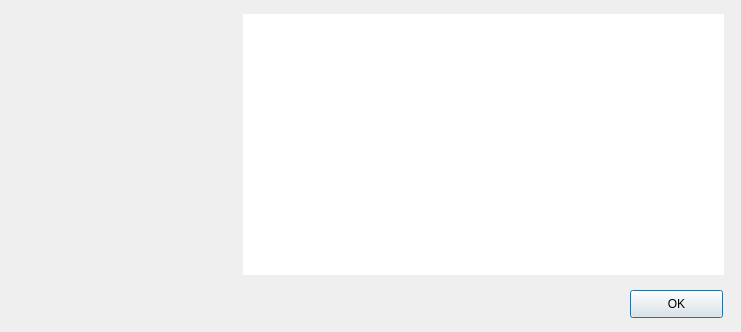
Before: the Qt Designer form helpdialog.ui in orkblutt/MinerLamp, drawn with Qt 5.
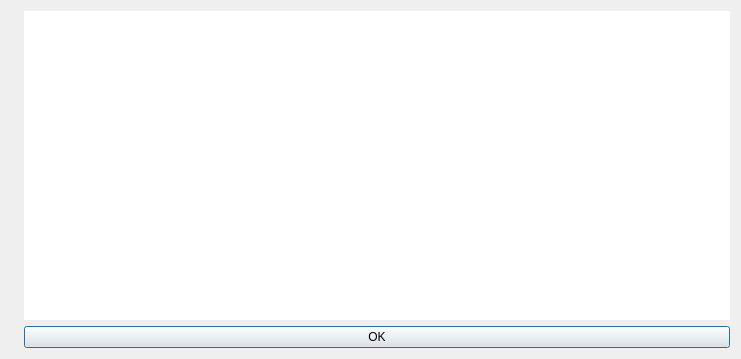
After: the same form once the commit is applied. Icons and pictures are not drawn.

The edit to the form file:
```diff
--- a/helpdialog.ui
+++ b/helpdialog.ui
@@ -7,34 +7,15 @@
     <x>0</x>
     <y>0</y>
     <width>741</width>
-    <height>332</height>
+    <height>359</height>
    </rect>
   </property>
   <property name="windowTitle">
    <string>Help</string>
   </property>
-  <widget class="QPushButton" name="pushButtonFinish">
-   <property name="geometry">
-    <rect>
-     <x>630</x>
-     <y>290</y>
-     <width>93</width>
-     <height>28</height>
-    </rect>
-   </property>
-   <property name="text">
-    <string>OK</string>
-   </property>
-  </widget>
+  <layout class="QGridLayout" name="gridLayout">
+   <item row="0" column="0">
   <widget class="QLabel" name="label">
-   <property name="geometry">
-    <rect>
-     <x>0</x>
-     <y>10</y>
-     <width>241</width>
-     <height>251</height>
-    </rect>
-   </property>
    <property name="text">
     <string/>
    </property>
@@ -42,15 +23,9 @@
     <pixmap resource="resources.qrc">:/images/logo.png</pixmap>
    </property>
   </widget>
+   </item>
+   <item row="0" column="1">
   <widget class="QPlainTextEdit" name="plainTextEdit">
-   <property name="geometry">
-    <rect>
-     <x>243</x>
-     <y>14</y>
-     <width>481</width>
-     <height>261</height>
-    </rect>
-   </property>
    <property name="frameShape">
     <enum>QFrame::NoFrame</enum>
    </property>
@@ -61,6 +36,15 @@
     <bool>true</bool>
    </property>
   </widget>
+   </item>
+   <item row="1" column="1">
+    <widget class="QPushButton" name="pushButtonFinish">
+     <property name="text">
+      <string>OK</string>
+     </property>
+    </widget>
+   </item>
+  </layout>
  </widget>
  <resources>
   <include location="resources.qrc"/>
```
Lines whose indentation alone changed are shown as unchanged.
